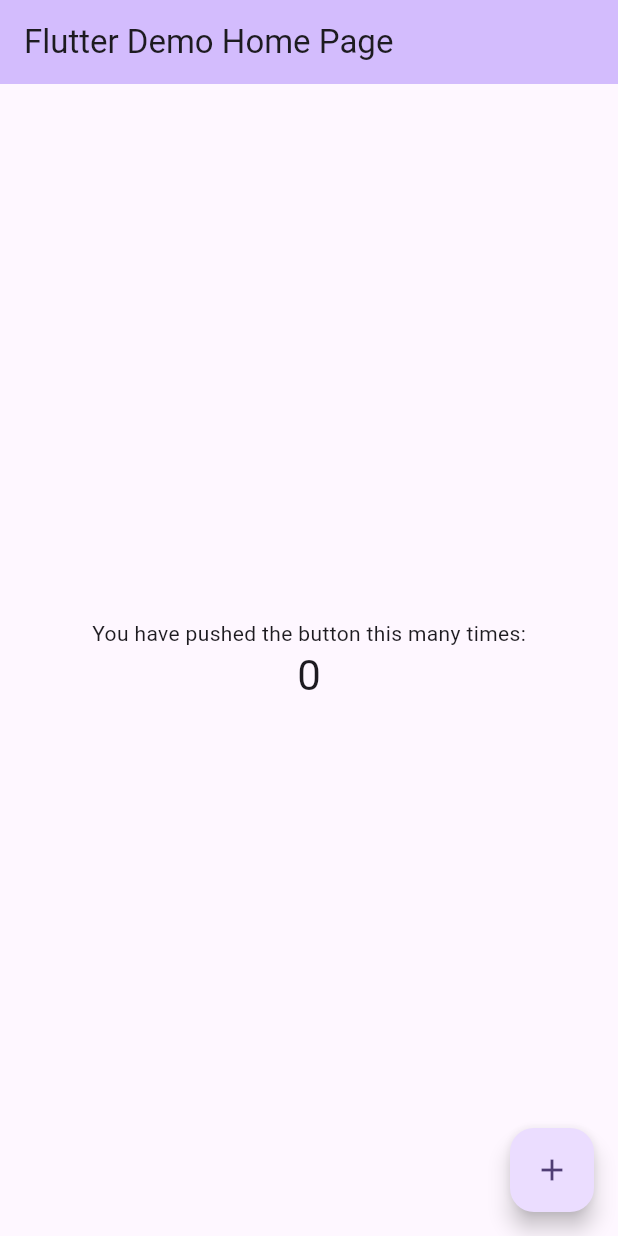
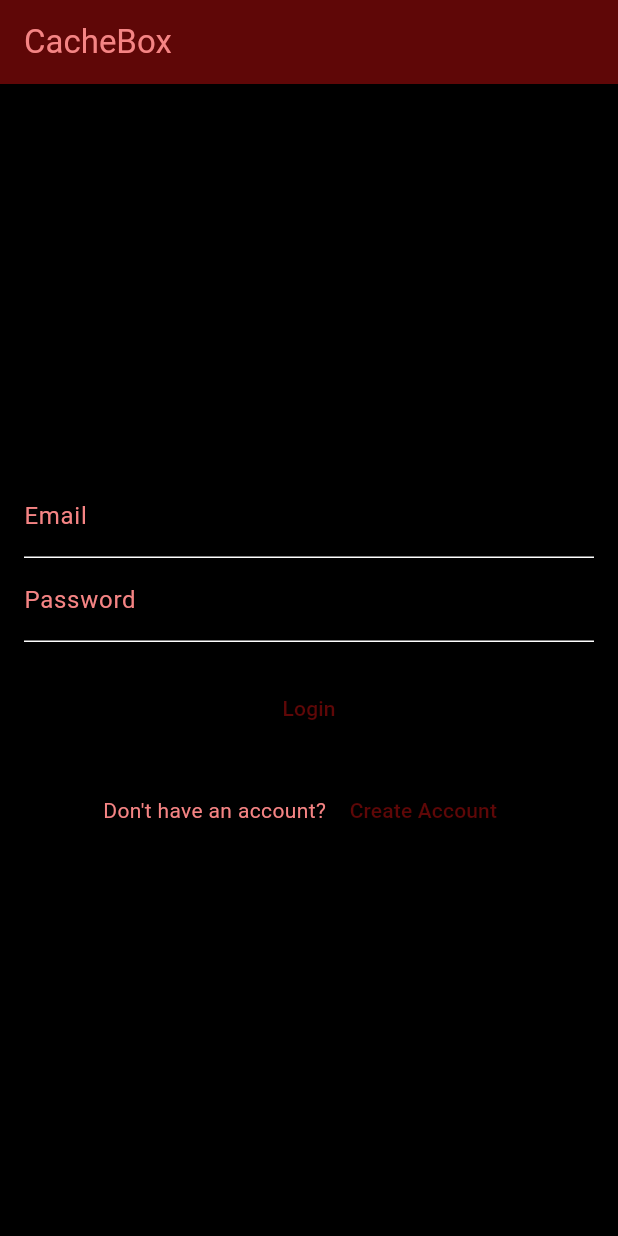
Before and after one commit to ChicoState/archenemy, a Flutter app: the screen it shows after launch, on a phone screen of 412 x 824 dp. Run offline on Flutter 3.47's test engine with Material 3 defaults, Android fonts, the phone set to English and light mode, and no system bars; our stand-ins replace firebase_auth, firebase_core; missing offline and left inert: firebase_app_check; accounts and stored records are empty.

Commit message:
adding base code

```diff
--- a/lib/main.dart
+++ b/lib/main.dart
@@ -1,125 +1,50 @@
+// lib/main.dart
 import 'package:flutter/material.dart';
+import 'package:firebase_core/firebase_core.dart';
+import 'firebase_options.dart';
+import 'screens/login_screen.dart';
+import 'package:firebase_app_check/firebase_app_check.dart';
 
-void main() {
-  runApp(const MyApp());
+void main() async {
+  WidgetsFlutterBinding.ensureInitialized();
+  await Firebase.initializeApp(
+    options: DefaultFirebaseOptions.currentPlatform,
+  );
+    // Activate App Check with the debug provider for development
+  await FirebaseAppCheck.instance.activate(
+    androidProvider: AndroidProvider.debug,
+    // If you target iOS as well, you can include:
+    // appleProvider: AppleProvider.debug,
+  );
+
+  runApp(MyApp());
 }
 
 class MyApp extends StatelessWidget {
   const MyApp({super.key});
 
-  // This widget is the root of your application.
   @override
   Widget build(BuildContext context) {
     return MaterialApp(
-      title: 'Flutter Demo',
+      title: 'Cache Box',
+      // Define your custom theme
       theme: ThemeData(
-        // This is the theme of your application.
-        //
-        // TRY THIS: Try running your application with "flutter run". You'll see
-        // the application has a purple toolbar. Then, without quitting the app,
-        // try changing the seedColor in the colorScheme below to Colors.green
-        // and then invoke "hot reload" (save your changes or press the "hot
-        // reload" button in a Flutter-supported IDE, or press "r" if you used
-        // the command line to start the app).
-        //
-        // Notice that the counter didn't reset back to zero; the application
-        // state is not lost during the reload. To reset the state, use hot
-        // restart instead.
-        //
-        // This works for code too, not just values: Most code changes can be
-        // tested with just a hot reload.
-        colorScheme: ColorScheme.fromSeed(seedColor: Colors.deepPurple),
-        useMaterial3: true,
+        brightness: Brightness.dark,
+        scaffoldBackgroundColor: Color(0xFF000000), // Background color
+        primaryColor: Color(0xFF5F0707), // Theme 1 color
+        appBarTheme: AppBarTheme(
+          backgroundColor: Color(0xFF5F0707),
+        ),
+        colorScheme: ColorScheme.dark(
+          primary: Color(0xFF5F0707), // Theme 1 color
+          secondary: Color(0xFFEF8275),
+          surface: Color(0xFF000000),
+          onPrimary: Color.fromARGB(255, 245, 132, 132),
+          onSecondary: Color.fromARGB(255, 245, 132, 132),
+          onSurface: Color.fromARGB(255, 245, 132, 132),
+        ),
       ),
-      home: const MyHomePage(title: 'Flutter Demo Home Page'),
+      home: LoginScreen(), // Initial screen for authentication
     );
   }
 }
-
-class MyHomePage extends StatefulWidget {
-  const MyHomePage({super.key, required this.title});
-
-  // This widget is the home page of your application. It is stateful, meaning
-  // that it has a State object (defined below) that contains fields that affect
-  // how it looks.
-
-  // This class is the configuration for the state. It holds the values (in this
-  // case the title) provided by the parent (in this case the App widget) and
-  // used by the build method of the State. Fields in a Widget subclass are
-  // always marked "final".
-
-  final String title;
-
-  @override
-  State<MyHomePage> createState() => _MyHomePageState();
-}
-
-class _MyHomePageState extends State<MyHomePage> {
-  int _counter = 0;
-
-  void _incrementCounter() {
-    setState(() {
-      // This call to setState tells the Flutter framework that something has
-      // changed in this State, which causes it to rerun the build method below
-      // so that the display can reflect the updated values. If we changed
-      // _counter without calling setState(), then the build method would not be
-      // called again, and so nothing would appear to happen.
-      _counter++;
-    });
-  }
-
-  @override
-  Widget build(BuildContext context) {
-    // This method is rerun every time setState is called, for instance as done
-    // by the _incrementCounter method above.
-    //
-    // The Flutter framework has been optimized to make rerunning build methods
-    // fast, so that you can just rebuild anything that needs updating rather
-    // than having to individually change instances of widgets.
-    return Scaffold(
-      appBar: AppBar(
-        // TRY THIS: Try changing the color here to a specific color (to
-        // Colors.amber, perhaps?) and trigger a hot reload to see the AppBar
-        // change color while the other colors stay the same.
-        backgroundColor: Theme.of(context).colorScheme.inversePrimary,
-        // Here we take the value from the MyHomePage object that was created by
-        // the App.build method, and use it to set our appbar title.
-        title: Text(widget.title),
-      ),
-      body: Center(
-        // Center is a layout widget. It takes a single child and positions it
-        // in the middle of the parent.
-        child: Column(
-          // Column is also a layout widget. It takes a list of children and
-          // arranges them vertically. By default, it sizes itself to fit its
-          // children horizontally, and tries to be as tall as its parent.
-          //
-          // Column has various properties to control how it sizes itself and
-          // how it positions its children. Here we use mainAxisAlignment to
-          // center the children vertically; the main axis here is the vertical
-          // axis because Columns are vertical (the cross axis would be
-          // horizontal).
-          //
-          // TRY THIS: Invoke "debug painting" (choose the "Toggle Debug Paint"
-          // action in the IDE, or press "p" in the console), to see the
-          // wireframe for each widget.
-          mainAxisAlignment: MainAxisAlignment.center,
-          children: <Widget>[
-            const Text(
-              'You have pushed the button this many times:',
-            ),
-            Text(
-              '$_counter',
-              style: Theme.of(context).textTheme.headlineMedium,
-            ),
-          ],
-        ),
-      ),
-      floatingActionButton: FloatingActionButton(
-        onPressed: _incrementCounter,
-        tooltip: 'Increment',
-        child: const Icon(Icons.add),
-      ), // This trailing comma makes auto-formatting nicer for build methods.
-    );
-  }
-}
--- /dev/null
+++ b/lib/screens/login_screen.dart
@@ -0,0 +1,92 @@
+// lib/screens/login_screen.dart
+import 'package:flutter/material.dart';
+import 'package:firebase_auth/firebase_auth.dart';
+import 'home_screen.dart'; // Navigate here after login
+import 'create_account_screen.dart';
+
+class LoginScreen extends StatefulWidget {
+  const LoginScreen({super.key});
+
+  @override
+  _LoginScreenState createState() => _LoginScreenState();
+}
+
+class _LoginScreenState extends State<LoginScreen> {
+  final TextEditingController _emailController = TextEditingController();
+  final TextEditingController _passwordController = TextEditingController();
+  final FirebaseAuth _auth = FirebaseAuth.instance;
+  String? errorMessage;
+
+  Future<void> signIn() async {
+    try {
+      UserCredential userCredential = await _auth.signInWithEmailAndPassword(
+        email: _emailController.text.trim(),
+        password: _passwordController.text,
+      );
+      Navigator.pushReplacement(
+        context,
+        MaterialPageRoute(builder: (_) => HomeScreen()),
+      );
+    } catch (e) {
+      setState(() {
+        errorMessage = e.toString();
+      });
+    }
+  }
+
+  @override
+  Widget build(BuildContext context) {
+    return Scaffold(
+      appBar: AppBar(title: Text('CacheBox')),
+      body: Padding(
+        padding: const EdgeInsets.all(16.0),
+        child: Column(
+          mainAxisAlignment: MainAxisAlignment.center,
+          children: [
+            TextField(
+              controller: _emailController,
+              decoration: InputDecoration(labelText: 'Email'),
+              // Override the context menu to show nothing
+              contextMenuBuilder:
+                  (BuildContext context, EditableTextState editableTextState) {
+                return const SizedBox.shrink();
+              },
+            ),
+            TextField(
+              controller: _passwordController,
+              decoration: InputDecoration(labelText: 'Password'),
+              obscureText: true,
+            ),
+            SizedBox(height: 20),
+            ElevatedButton(
+              onPressed: signIn,
+              child: Text('Login'),
+            ),
+            if (errorMessage != null)
+              Padding(
+                padding: const EdgeInsets.all(8.0),
+                child: Text(errorMessage!, style: TextStyle(color: Colors.red)),
+              ),
+            SizedBox(height: 20),
+            // Create Account Button
+            Row(
+              mainAxisAlignment: MainAxisAlignment.center,
+              children: [
+                Text("Don't have an account? "),
+                TextButton(
+                  onPressed: () {
+                    Navigator.push(
+                      context,
+                      MaterialPageRoute(builder: (_) => CreateAccountScreen()),
+                    );
+                  },
+                  child: Text("Create Account"),
+                ),
+              ],
+            ),
+          ],
+        ),
+      ),
+    );
+  }
+}
```
Also changed, not shown: lib/screens/create_account_screen.dart (added, +81 -0 lines), lib/screens/home_screen.dart (added, +21 -0 lines), pubspec.yaml (+6 -1 lines), firebase.json (added), lib/firebase_options.dart (added), 259 other files.
